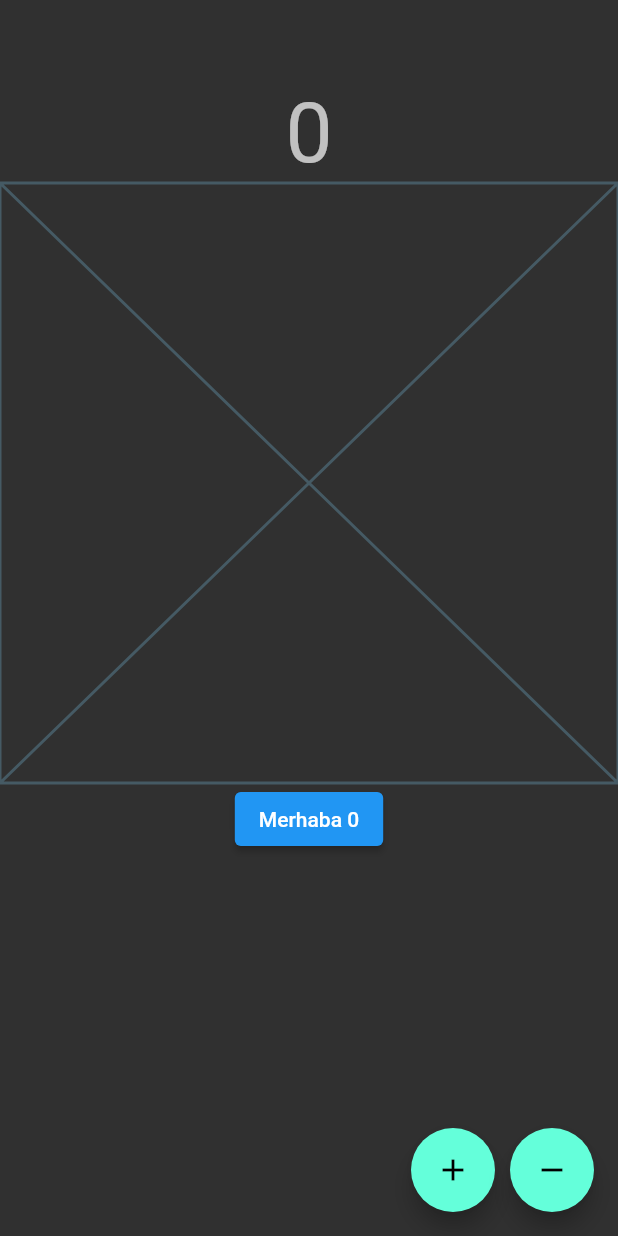
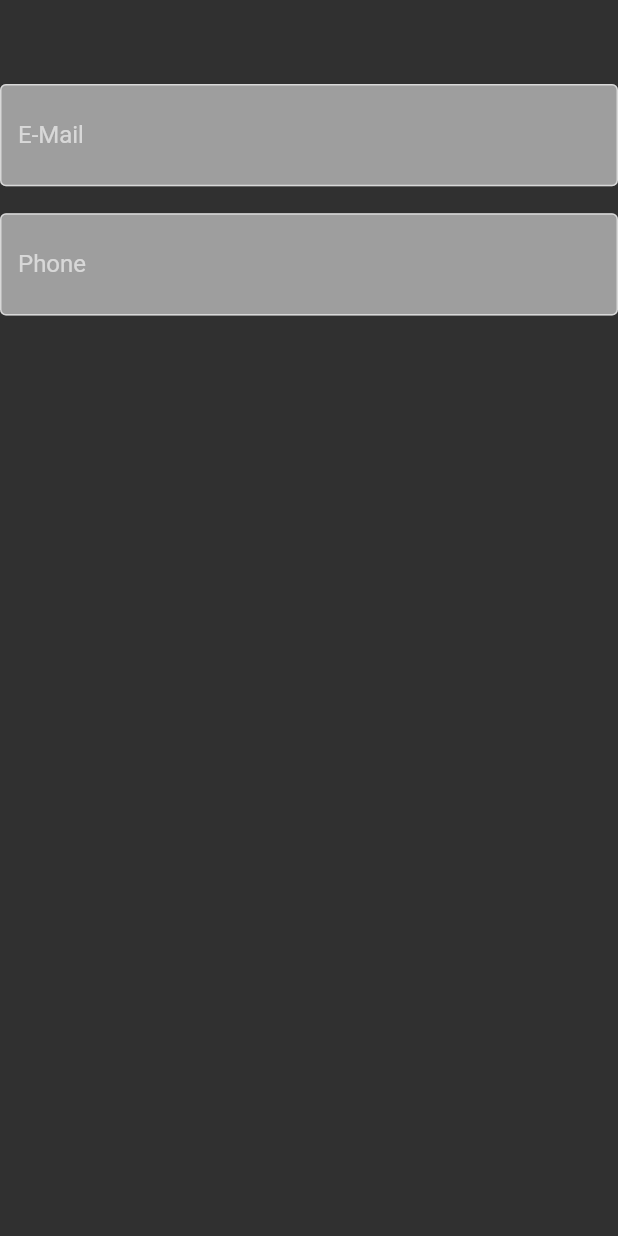
Before and after one commit to kudretdonmez/flutter_learn, a Flutter app: the screen it shows after launch, on a phone screen of 412 x 824 dp. Run offline on Flutter 3.47's test engine with Material 2 defaults, Android fonts, the phone set to English and light mode, and no system bars.

Commit message:
31.08 update

```diff
--- a/proje0/lib/101/statefull_learn.dart
+++ b/proje0/lib/101/statefull_learn.dart
@@ -1,4 +1,7 @@
 import 'package:flutter/material.dart';
+import 'package:proje0/product/language/language_items.dart';
+
+import '../product/counter_hello_button.dart';
 
 class StatefullLearn extends StatefulWidget {
   const StatefullLearn({Key? key}) : super(key: key);
@@ -9,7 +12,6 @@ class StatefullLearn extends StatefulWidget {
 
 class _StatefullLearnState extends State<StatefullLearn> {
   int _countValue = 0;
-  int _counterCustom = 0;
 
   void _updateCounter(bool inIcrement){
     if (inIcrement){
@@ -18,6 +20,7 @@ class _StatefullLearnState extends State<StatefullLearn> {
     else{
       _countValue = _countValue - 1;
     }
+    //tek fonksiyon altında arttırma azaltma yapılabilir.
 
     setState(() {
 
@@ -29,12 +32,18 @@ class _StatefullLearnState extends State<StatefullLearn> {
   @override
   Widget build(BuildContext context) {
     return Scaffold(
-      appBar: AppBar(),
+      appBar: AppBar(title: const Text(LanguageItems.welcomeTitle),
+      //language_items.dart ' ta Stringler saklandı.
+      //gerektiğinde yeni dil eklendiğinde ya da textler değişmesi gerektiğinde language_items'ten güncellenecek.
+
+
+      ),
       floatingActionButton: Row(
         mainAxisSize: MainAxisSize.min,
         children: [
           _incrementButton(),
           _deincrementButton(),
+          //Extract Method ile burası sadeleştirildi.
         ],
       ),
       body:  Column(
@@ -45,14 +54,7 @@ class _StatefullLearnState extends State<StatefullLearn> {
               ),
             ),
           const Placeholder(),
-          ElevatedButton(
-            onPressed: (){
-              setState(() {
-                ++_counterCustom;
-              });
-            },
-            child: Text('Merhaba $_counterCustom'),
-            ),
+          const CounterHelloButton(),
         ],
       ),
     );
--- /dev/null
+++ b/proje0/lib/101/text_field_learn.dart
@@ -0,0 +1,84 @@
+import 'package:flutter/material.dart';
+import 'package:flutter/services.dart';
+import 'package:proje0/product/language/language_items.dart';
+
+class TextFieldLearn extends StatefulWidget {
+  const TextFieldLearn({Key? key}) : super(key: key);
+
+  @override
+  State<TextFieldLearn> createState() => _TextFieldLearnState();
+}
+
+class _TextFieldLearnState extends State<TextFieldLearn> {
+  FocusNode focusTextFieldOne = FocusNode();
+  FocusNode focusTextFieldTwo = FocusNode();
+
+  @override
+  Widget build(BuildContext context) {
+    return Scaffold(
+      appBar: AppBar(),
+      body: Column(
+        children: [
+          TextField(
+            maxLength: 20,
+            //KARAKTER SINIRLAMASI KOYAR.
+            buildCounter: (BuildContext context, {int? currentLength, bool? isFocused, int? maxLength}) {
+              return AnimatedContainer(
+                duration: const Duration(seconds: 1),
+                height: 10,
+                width: 10.0 * (currentLength ?? 0),
+                color: Colors.green,
+              );
+            },
+            keyboardType: TextInputType.emailAddress,
+            //KLAVYE MAİL TİPİNDE AÇILIR
+
+            autofillHints: const [AutofillHints.email],
+            // klavyede @ işaretinde auto doldurma gelir. gmail outlook gibi
+
+            inputFormatters: [TextProjectInputFormmater()._formmatter],
+            // İSTEDİĞİMİZ BİR KARAKTERİN YAZILMASINI ENGELLEMEK İÇİN KULLANILIR.
+
+            textInputAction: TextInputAction.next,
+            //KLAVYEYE İLERİ BUTONU EKLER. TIKLAYINCA ALT SEKMEYE GEÇER.
+
+            focusNode: focusTextFieldOne,
+
+            decoration: _InputDecorator().emailInput,
+          ),
+          TextField(
+            focusNode: focusTextFieldTwo,
+            minLines: 1,
+            maxLines: 3,
+            decoration: const InputDecoration(
+              prefix: Icon(Icons.phone),
+              border: OutlineInputBorder(),
+              labelText: 'Phone',
+            ),
+          )
+        ],
+      ),
+    );
+  }
+}
+
+class TextProjectInputFormmater {
+  final _formmatter = TextInputFormatter.withFunction((oldValue, newValue) {
+    if (newValue.text.contains('a')) {
+      return oldValue;
+    }
+    return newValue;
+  });
+}
+
+class _InputDecorator {
+  final emailInput = const InputDecoration(
+    prefix: Icon(Icons.mail),
+    //prefix imleç tıklanınca çıkar
+    border: OutlineInputBorder(),
+    labelText: LanguageItems.mailTitle,
+
+    //labeltext imleç yokken başlık
+    //filled: true,
+  );
+}
--- a/proje0/lib/main.dart
+++ b/proje0/lib/main.dart
@@ -1,5 +1,6 @@
 import 'package:flutter/material.dart';
-import '101/statefull_learn.dart';
+import '101/text_field_learn.dart';
+
 void main() {
   runApp(const MyApp());
 }
@@ -9,9 +10,7 @@ class MyApp extends StatelessWidget {
 
   // This widget is the root of your application.
   @override
-
   Widget build(BuildContext context) {
-
     return MaterialApp(
       title: 'Flutter Demo',
       debugShowCheckedModeBanner: false,
@@ -23,13 +22,15 @@ class MyApp extends StatelessWidget {
           backgroundColor: Colors.transparent,
           elevation: 0,
         ),
+        inputDecorationTheme: const InputDecorationTheme(
+          filled: true,
+          fillColor: Colors.grey,
+          iconColor: Colors.red,
+          border: OutlineInputBorder(),
+        ),
       ),
       // 101 deki .dart dosyalarına bağlanmak için aşağısını değiştiriyoruz.
-      home:  const StatefullLearn(),
-
-
+      home: const TextFieldLearn(),
     );
   }
-
-
 }
--- /dev/null
+++ b/proje0/lib/product/language/language_items.dart
@@ -0,0 +1,4 @@
+class LanguageItems {
+  static const welcomeTitle = "Merhaba";
+  static const mailTitle = "E-Mail";
+}
```
Also changed, not shown: proje0/lib/101/page_view_learn.dart (added, +72 -0 lines), proje0/lib/101/statefull_life_cycle_learn.dart (added, +44 -0 lines), proje0/lib/product/counter_hello_button.dart (added, +29 -0 lines).
